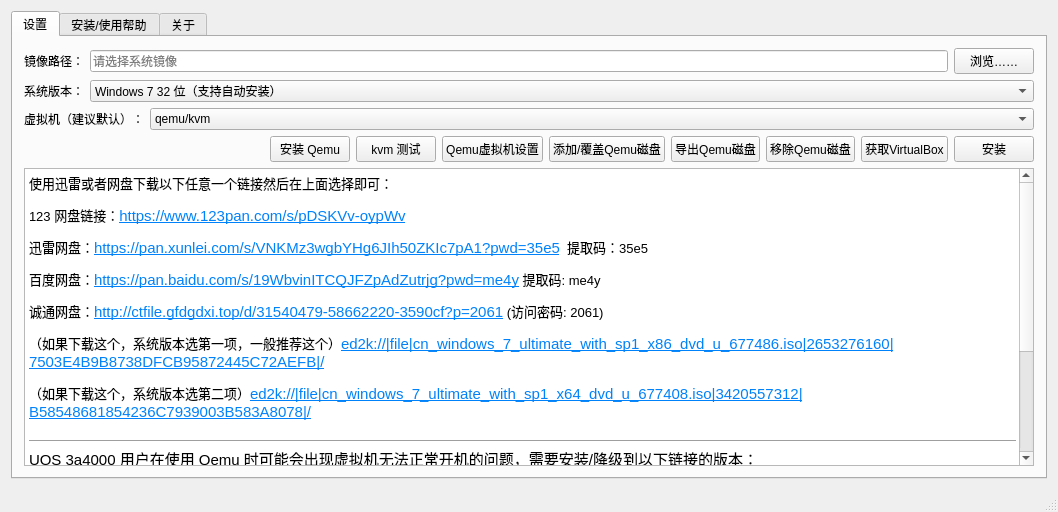
First picture: the form in VM-source/mainwindow.ui, repository gfdgd-xi/deep-wine-runner, before the edit.
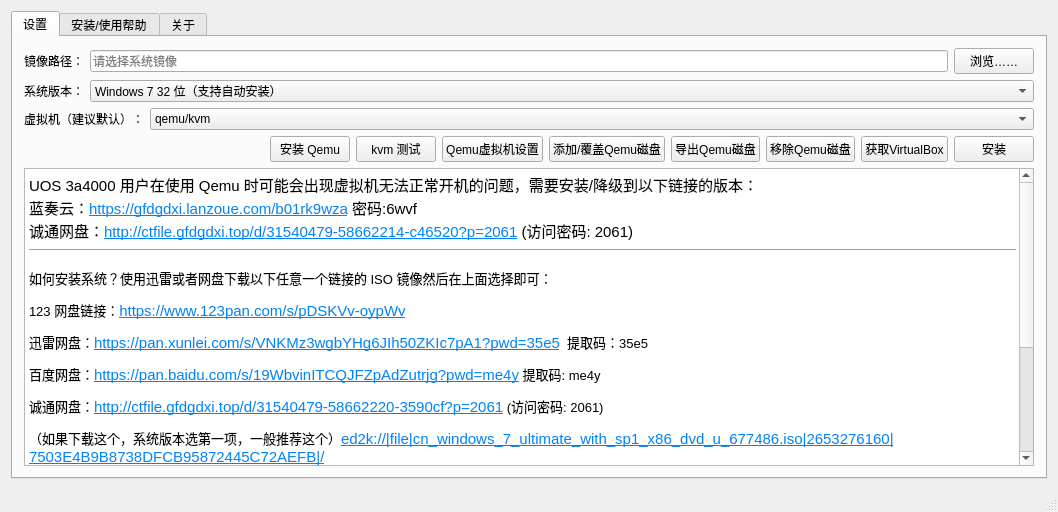
Second picture: the form after the edit. Icons and pictures are not drawn.

Commit message: 在主界面点击“安装”按钮后自动切换至帮助页面

What changed in the file:
```diff
--- a/VM-source/mainwindow.ui
+++ b/VM-source/mainwindow.ui
@@ -232,7 +232,11 @@
 &lt;html&gt;&lt;head&gt;&lt;meta name=&quot;qrichtext&quot; content=&quot;1&quot; /&gt;&lt;style type=&quot;text/css&quot;&gt;
 p, li { white-space: pre-wrap; }
 &lt;/style&gt;&lt;/head&gt;&lt;body style=&quot; font-family:'Noto Sans CJK SC'; font-size:10.5pt; font-weight:400; font-style:normal;&quot;&gt;
-&lt;p style=&quot; margin-top:12px; margin-bottom:12px; margin-left:0px; margin-right:0px; -qt-block-indent:0; text-indent:0px;&quot;&gt;&lt;span style=&quot; font-size:10pt;&quot;&gt;使用迅雷或者网盘下载以下任意一个链接然后在上面选择即可：&lt;/span&gt;&lt;/p&gt;
+&lt;p style=&quot; margin-top:0px; margin-bottom:0px; margin-left:0px; margin-right:0px; -qt-block-indent:0; text-indent:0px;&quot;&gt;&lt;span style=&quot; font-size:11pt;&quot;&gt;UOS 3a4000 用户在使用 Qemu 时可能会出现虚拟机无法正常开机的问题，需要安装/降级到以下链接的版本：&lt;/span&gt;&lt;/p&gt;
+&lt;p style=&quot; margin-top:0px; margin-bottom:0px; margin-left:0px; margin-right:0px; -qt-block-indent:0; text-indent:0px;&quot;&gt;&lt;span style=&quot; font-size:11pt;&quot;&gt;蓝奏云：&lt;/span&gt;&lt;a href=&quot;https://gfdgdxi.lanzoue.com/b01rk9wza&quot;&gt;&lt;span style=&quot; font-size:11pt; text-decoration: underline; color:#0082fa;&quot;&gt;https://gfdgdxi.lanzoue.com/b01rk9wza&lt;/span&gt;&lt;/a&gt;&lt;span style=&quot; font-size:11pt;&quot;&gt; 密码:6wvf&lt;/span&gt;&lt;/p&gt;
+&lt;p style=&quot; margin-top:0px; margin-bottom:0px; margin-left:0px; margin-right:0px; -qt-block-indent:0; text-indent:0px;&quot;&gt;&lt;span style=&quot; font-size:11pt;&quot;&gt;诚通网盘：&lt;/span&gt;&lt;a href=&quot;http://ctfile.gfdgdxi.top/d/31540479-58662214-c46520?p=2061&quot;&gt;&lt;span style=&quot; font-size:11pt; text-decoration: underline; color:#0082fa;&quot;&gt;http://ctfile.gfdgdxi.top/d/31540479-58662214-c46520?p=2061&lt;/span&gt;&lt;/a&gt;&lt;span style=&quot; font-size:11pt;&quot;&gt; (访问密码: 2061)&lt;/span&gt;&lt;/p&gt;
+&lt;hr /&gt;
+&lt;p style=&quot; margin-top:12px; margin-bottom:12px; margin-left:0px; margin-right:0px; -qt-block-indent:0; text-indent:0px;&quot;&gt;&lt;span style=&quot; font-size:10pt;&quot;&gt;如何安装系统？使用迅雷或者网盘下载以下任意一个链接的 ISO 镜像然后在上面选择即可：&lt;/span&gt;&lt;/p&gt;
 &lt;p style=&quot; margin-top:12px; margin-bottom:12px; margin-left:0px; margin-right:0px; -qt-block-indent:0; text-indent:0px;&quot;&gt;&lt;span style=&quot; font-size:10pt;&quot;&gt;123 网盘链接：&lt;/span&gt;&lt;a href=&quot;https://www.123pan.com/s/pDSKVv-oypWv&quot;&gt;&lt;span style=&quot; font-size:11pt; text-decoration: underline; color:#0082fa;&quot;&gt;https://www.123pan.com/s/pDSKVv-oypWv&lt;/span&gt;&lt;/a&gt;&lt;/p&gt;
 &lt;p style=&quot; margin-top:12px; margin-bottom:12px; margin-left:0px; margin-right:0px; -qt-block-indent:0; text-indent:0px;&quot;&gt;&lt;span style=&quot; font-size:10pt;&quot;&gt;迅雷网盘：&lt;/span&gt;&lt;a href=&quot;https://pan.xunlei.com/s/VNKMz3wgbYHg6JIh50ZKIc7pA1?pwd=35e5&quot;&gt;&lt;span style=&quot; font-size:11pt; text-decoration: underline; color:#0082fa;&quot;&gt;https://pan.xunlei.com/s/VNKMz3wgbYHg6JIh50ZKIc7pA1?pwd=35e5&lt;/span&gt;&lt;/a&gt;&lt;span style=&quot; font-size:10pt;&quot;&gt;  提取码：35e5&lt;/span&gt;&lt;/p&gt;
 &lt;p style=&quot; margin-top:12px; margin-bottom:12px; margin-left:0px; margin-right:0px; -qt-block-indent:0; text-indent:0px;&quot;&gt;&lt;span style=&quot; font-size:10pt;&quot;&gt;百度网盘：&lt;/span&gt;&lt;a href=&quot;https://pan.baidu.com/s/19WbvinITCQJFZpAdZutrjg?pwd=me4y&quot;&gt;&lt;span style=&quot; font-size:11pt; text-decoration: underline; color:#0082fa;&quot;&gt;https://pan.baidu.com/s/19WbvinITCQJFZpAdZutrjg?pwd=me4y&lt;/span&gt;&lt;/a&gt;&lt;span style=&quot; font-size:10pt;&quot;&gt; 提取码: me4y&lt;/span&gt;&lt;/p&gt;
@@ -240,10 +244,6 @@
 &lt;p style=&quot; margin-top:12px; margin-bottom:12px; margin-left:0px; margin-right:0px; -qt-block-indent:0; text-indent:0px;&quot;&gt;&lt;span style=&quot; font-size:10pt;&quot;&gt;（如果下载这个，系统版本选第一项，一般推荐这个）&lt;/span&gt;&lt;a href=&quot;ed2k://|file|cn_windows_7_ultimate_with_sp1_x86_dvd_u_677486.iso|2653276160|7503E4B9B8738DFCB95872445C72AEFB|/&quot;&gt;&lt;span style=&quot; font-size:11pt; text-decoration: underline; color:#0082fa;&quot;&gt;ed2k://|file|cn_windows_7_ultimate_with_sp1_x86_dvd_u_677486.iso|2653276160|7503E4B9B8738DFCB95872445C72AEFB|/&lt;/span&gt;&lt;/a&gt;&lt;/p&gt;
 &lt;p style=&quot; margin-top:12px; margin-bottom:12px; margin-left:0px; margin-right:0px; -qt-block-indent:0; text-indent:0px;&quot;&gt;&lt;span style=&quot; font-size:10pt;&quot;&gt;（如果下载这个，系统版本选第二项）&lt;/span&gt;&lt;a href=&quot;ed2k://|file|cn_windows_7_ultimate_with_sp1_x64_dvd_u_677408.iso|3420557312|B58548681854236C7939003B583A8078|/&quot;&gt;&lt;span style=&quot; font-size:11pt; text-decoration: underline; color:#0082fa;&quot;&gt;ed2k://|file|cn_windows_7_ultimate_with_sp1_x64_dvd_u_677408.iso|3420557312|B58548681854236C7939003B583A8078|/&lt;/span&gt;&lt;/a&gt;&lt;/p&gt;
 &lt;hr /&gt;
-&lt;p style=&quot; margin-top:0px; margin-bottom:0px; margin-left:0px; margin-right:0px; -qt-block-indent:0; text-indent:0px;&quot;&gt;&lt;span style=&quot; font-size:11pt;&quot;&gt;UOS 3a4000 用户在使用 Qemu 时可能会出现虚拟机无法正常开机的问题，需要安装/降级到以下链接的版本：&lt;/span&gt;&lt;/p&gt;
-&lt;p style=&quot; margin-top:0px; margin-bottom:0px; margin-left:0px; margin-right:0px; -qt-block-indent:0; text-indent:0px;&quot;&gt;&lt;span style=&quot; font-size:11pt;&quot;&gt;蓝奏云：&lt;/span&gt;&lt;a href=&quot;https://gfdgdxi.lanzoue.com/b01rk9wza&quot;&gt;&lt;span style=&quot; font-size:11pt; text-decoration: underline; color:#0082fa;&quot;&gt;https://gfdgdxi.lanzoue.com/b01rk9wza&lt;/span&gt;&lt;/a&gt;&lt;span style=&quot; font-size:11pt;&quot;&gt; 密码:6wvf&lt;/span&gt;&lt;/p&gt;
-&lt;p style=&quot; margin-top:0px; margin-bottom:0px; margin-left:0px; margin-right:0px; -qt-block-indent:0; text-indent:0px;&quot;&gt;&lt;span style=&quot; font-size:11pt;&quot;&gt;诚通网盘：&lt;/span&gt;&lt;a href=&quot;http://ctfile.gfdgdxi.top/d/31540479-58662214-c46520?p=2061&quot;&gt;&lt;span style=&quot; font-size:11pt; text-decoration: underline; color:#0082fa;&quot;&gt;http://ctfile.gfdgdxi.top/d/31540479-58662214-c46520?p=2061&lt;/span&gt;&lt;/a&gt;&lt;span style=&quot; font-size:11pt;&quot;&gt; (访问密码: 2061)&lt;/span&gt;&lt;/p&gt;
-&lt;hr /&gt;
 &lt;p style=&quot; margin-top:0px; margin-bottom:0px; margin-left:0px; margin-right:0px; -qt-block-indent:0; text-indent:0px;&quot;&gt;&lt;span style=&quot; font-size:11pt; font-weight:600;&quot;&gt;常用 Windows 软件：&lt;/span&gt;&lt;/p&gt;
 &lt;p style=&quot; margin-top:0px; margin-bottom:0px; margin-left:0px; margin-right:0px; -qt-block-indent:0; text-indent:0px;&quot;&gt;&lt;span style=&quot; font-size:11pt;&quot;&gt;百度网盘：链接: &lt;/span&gt;&lt;a href=&quot;https://pan.baidu.com/s/1D1NSy7k7XBnOZL_tNTnG6g?pwd=7s2p&quot;&gt;&lt;span style=&quot; font-size:11pt; text-decoration: underline; color:#0082fa;&quot;&gt;https://pan.baidu.com/s/1D1NSy7k7XBnOZL_tNTnG6g?pwd=7s2p&lt;/span&gt;&lt;/a&gt;&lt;span style=&quot; font-size:11pt;&quot;&gt; 提取码: 7s2p &lt;/span&gt;&lt;/p&gt;
 &lt;p style=&quot; margin-top:0px; margin-bottom:0px; margin-left:0px; margin-right:0px; -qt-block-indent:0; text-indent:0px;&quot;&gt;&lt;span style=&quot; font-size:11pt;&quot;&gt;诚通网盘：&lt;/span&gt;&lt;a href=&quot;http://ctfile.gfdgdxi.top/d/31540479-58659214-0732a8?p=2061&quot;&gt;&lt;span style=&quot; font-size:11pt; text-decoration: underline; color:#0082fa;&quot;&gt;http://ctfile.gfdgdxi.top/d/31540479-58659214-0732a8?p=2061&lt;/span&gt;&lt;/a&gt;&lt;span style=&quot; font-size:11pt;&quot;&gt; (访问密码: 2061)&lt;/span&gt;&lt;/p&gt;
```
Left out of the diff: 2 changed lines with no effect on the pictures. The commit also changes 6 other files.
